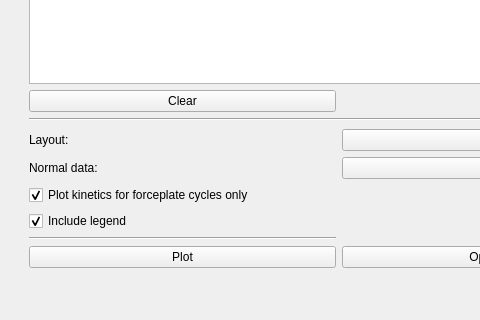
Qt form gaitutils/nexus_scripts/plotter_gui.ui (NCH-Motion-Laboratory/gaitutils) before a commit; both pictures show x 0 to 480 and y 528 to 848 of the 980 by 848 pixel window.
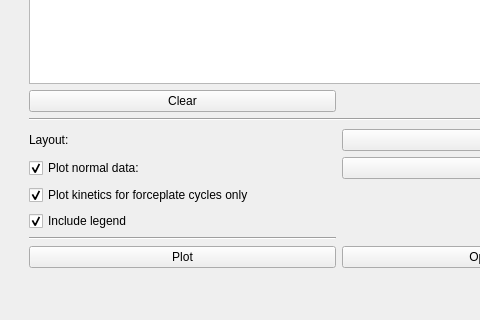
The same form after that commit. Custom widgets are drawn as their Qt base class.

Commit message: plottergui: add option for normal data

Patch:
```diff
--- a/gaitutils/nexus_scripts/plotter_gui.ui
+++ b/gaitutils/nexus_scripts/plotter_gui.ui
@@ -286,13 +286,6 @@
         </property>
        </widget>
       </item>
-      <item row="22" column="1">
-       <widget class="QLabel" name="label_5">
-        <property name="text">
-         <string>Normal data:</string>
-        </property>
-       </widget>
-      </item>
       <item row="22" column="2">
        <widget class="QComboBox" name="cbNormalData">
         <property name="sizePolicy">
@@ -310,6 +303,16 @@
         </property>
        </widget>
       </item>
+      <item row="22" column="1">
+       <widget class="QCheckBox" name="xbNormalData">
+        <property name="text">
+         <string>Plot normal data:</string>
+        </property>
+        <property name="checked">
+         <bool>true</bool>
+        </property>
+       </widget>
+      </item>
      </layout>
     </item>
    </layout>
```
The commit also changes 1 other file.
